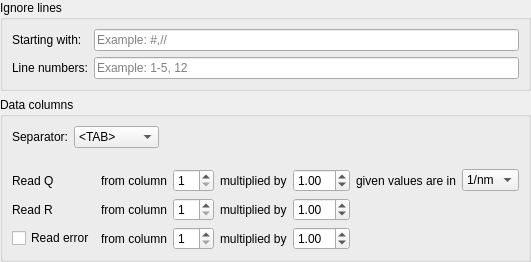
Old version of the form GUI/coregui/DataLoaders/QREDataLoaderProperties.ui in the repository scgmlz/BornAgain.
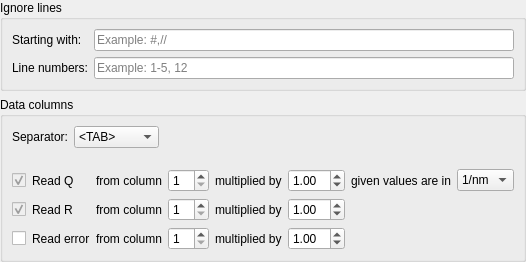
New version of the form.

The edit to the form file:
```diff
--- a/GUI/coregui/DataLoaders/QREDataLoaderProperties.ui
+++ b/GUI/coregui/DataLoaders/QREDataLoaderProperties.ui
@@ -150,91 +150,21 @@
       </item>
       <item>
        <layout class="QGridLayout" name="gridLayout">
-        <item row="2" column="0">
-         <widget class="QCheckBox" name="enableErrorCheckBox">
-          <property name="text">
-           <string>Read error</string>
-          </property>
-         </widget>
-        </item>
-        <item row="1" column="4">
-         <widget class="QDoubleSpinBox" name="factorSpinBox4_5">
-          <property name="value">
-           <double>1.000000000000000</double>
-          </property>
-         </widget>
-        </item>
-        <item row="0" column="1">
-         <widget class="QLabel" name="label_5">
-          <property name="text">
-           <string>from column</string>
-          </property>
-         </widget>
-        </item>
-        <item row="1" column="2">
-         <widget class="QSpinBox" name="spinBox_2">
-          <property name="minimum">
-           <number>1</number>
-          </property>
-         </widget>
-        </item>
-        <item row="0" column="2">
+        <item row="0" column="3">
          <widget class="QSpinBox" name="spinBox">
           <property name="minimum">
            <number>1</number>
           </property>
          </widget>
         </item>
-        <item row="2" column="1">
-         <widget class="QLabel" name="label_10">
-          <property name="text">
-           <string>from column</string>
-          </property>
-         </widget>
-        </item>
-        <item row="0" column="5">
-         <widget class="QLabel" name="unitLabel4_2">
-          <property name="text">
-           <string>given values are in</string>
-          </property>
-         </widget>
-        </item>
         <item row="2" column="3">
-         <widget class="QLabel" name="factorLabel4_8">
-          <property name="text">
-           <string>multiplied by</string>
+         <widget class="QSpinBox" name="spinBox_3">
+          <property name="minimum">
+           <number>1</number>
           </property>
          </widget>
         </item>
-        <item row="1" column="1">
-         <widget class="QLabel" name="label_6">
-          <property name="text">
-           <string>from column</string>
-          </property>
-         </widget>
-        </item>
-        <item row="0" column="6">
-         <widget class="QComboBox" name="qUnitCombo">
-          <item>
-           <property name="text">
-            <string>1/nm</string>
-           </property>
-          </item>
-          <item>
-           <property name="text">
-            <string>1/Å</string>
-           </property>
-          </item>
-         </widget>
-        </item>
-        <item row="1" column="3">
-         <widget class="QLabel" name="factorLabel4_7">
-          <property name="text">
-           <string>multiplied by</string>
-          </property>
-         </widget>
-        </item>
-        <item row="0" column="9">
+        <item row="0" column="10">
          <spacer name="horizontalSpacer_2">
           <property name="orientation">
            <enum>Qt::Horizontal</enum>
@@ -247,48 +177,151 @@
           </property>
          </spacer>
         </item>
-        <item row="0" column="3">
-         <widget class="QLabel" name="factorLabel4_2">
+        <item row="0" column="1">
+         <widget class="QLabel" name="label">
+          <property name="text">
+           <string>Read Q</string>
+          </property>
+         </widget>
+        </item>
+        <item row="0" column="2">
+         <widget class="QLabel" name="label_5">
+          <property name="text">
+           <string>from column</string>
+          </property>
+         </widget>
+        </item>
+        <item row="2" column="4">
+         <widget class="QLabel" name="factorLabel4_8">
           <property name="text">
            <string>multiplied by</string>
           </property>
          </widget>
         </item>
-        <item row="0" column="4">
+        <item row="0" column="5">
          <widget class="QDoubleSpinBox" name="factorSpinBox4_2">
           <property name="value">
            <double>1.000000000000000</double>
           </property>
          </widget>
         </item>
+        <item row="0" column="7">
+         <widget class="QComboBox" name="qUnitCombo">
+          <item>
+           <property name="text">
+            <string>1/nm</string>
+           </property>
+          </item>
+          <item>
+           <property name="text">
+            <string>1/Å</string>
+           </property>
+          </item>
+         </widget>
+        </item>
+        <item row="1" column="5">
+         <widget class="QDoubleSpinBox" name="factorSpinBox4_5">
+          <property name="value">
+           <double>1.000000000000000</double>
+          </property>
+         </widget>
+        </item>
         <item row="2" column="2">
-         <widget class="QSpinBox" name="spinBox_3">
-          <property name="minimum">
-           <number>1</number>
+         <widget class="QLabel" name="label_10">
+          <property name="text">
+           <string>from column</string>
           </property>
          </widget>
         </item>
-        <item row="2" column="4">
+        <item row="1" column="4">
+         <widget class="QLabel" name="factorLabel4_7">
+          <property name="text">
+           <string>multiplied by</string>
+          </property>
+         </widget>
+        </item>
+        <item row="2" column="5">
          <widget class="QDoubleSpinBox" name="factorSpinBox4_6">
           <property name="value">
            <double>1.000000000000000</double>
           </property>
          </widget>
         </item>
-        <item row="0" column="0">
-         <widget class="QLabel" name="label">
+        <item row="1" column="3">
+         <widget class="QSpinBox" name="spinBox_2">
+          <property name="minimum">
+           <number>1</number>
+          </property>
+         </widget>
+        </item>
+        <item row="0" column="6">
+         <widget class="QLabel" name="unitLabel4_2">
           <property name="text">
-           <string>Read Q</string>
+           <string>given values are in</string>
           </property>
          </widget>
         </item>
-        <item row="1" column="0">
+        <item row="1" column="1">
          <widget class="QLabel" name="label_7">
           <property name="text">
            <string>Read R</string>
           </property>
          </widget>
         </item>
+        <item row="0" column="4">
+         <widget class="QLabel" name="factorLabel4_2">
+          <property name="text">
+           <string>multiplied by</string>
+          </property>
+         </widget>
+        </item>
+        <item row="1" column="2">
+         <widget class="QLabel" name="label_6">
+          <property name="text">
+           <string>from column</string>
+          </property>
+         </widget>
+        </item>
+        <item row="0" column="0">
+         <widget class="QCheckBox" name="checkBox">
+          <property name="enabled">
+           <bool>false</bool>
+          </property>
+          <property name="text">
+           <string/>
+          </property>
+          <property name="checked">
+           <bool>true</bool>
+          </property>
+         </widget>
+        </item>
+        <item row="1" column="0">
+         <widget class="QCheckBox" name="checkBox_2">
+          <property name="enabled">
+           <bool>false</bool>
+          </property>
+          <property name="text">
+           <string/>
+          </property>
+          <property name="checked">
+           <bool>true</bool>
+          </property>
+         </widget>
+        </item>
+        <item row="2" column="0">
+         <widget class="QCheckBox" name="enableErrorCheckBox">
+          <property name="text">
+           <string/>
+          </property>
+         </widget>
+        </item>
+        <item row="2" column="1">
+         <widget class="QLabel" name="label_8">
+          <property name="text">
+           <string>Read error</string>
+          </property>
+         </widget>
+        </item>
        </layout>
       </item>
      </layout>
```
